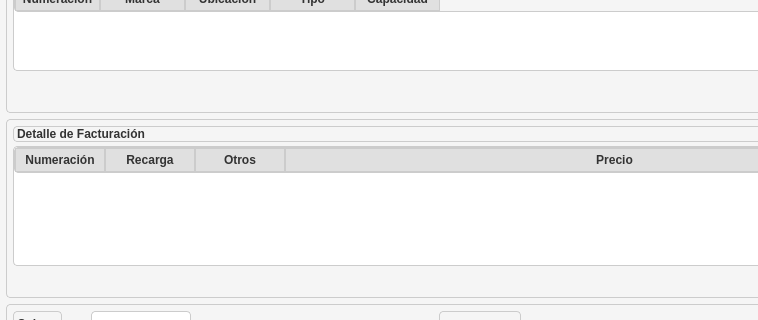
Before: the Qt Designer form resources/ui/caja_tab.ui in Julian2455/beatmat, drawn with Qt 5; both pictures show x 0 to 758 and y 155 to 475 of the 959 by 572 pixel window.
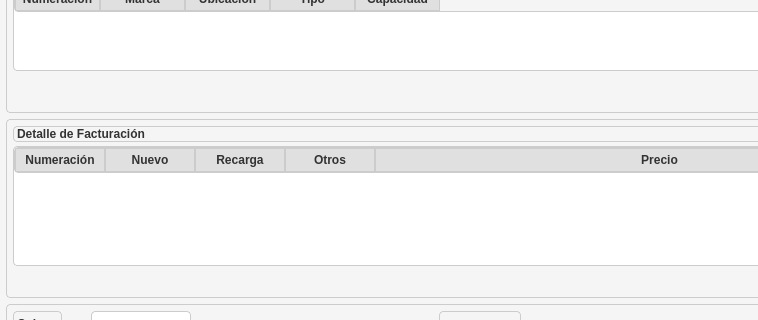
After: the same form once the commit is applied. Icons and pictures are not drawn.

Diff of the .ui file:
```diff
--- a/resources/ui/caja_tab.ui
+++ b/resources/ui/caja_tab.ui
@@ -465,6 +465,11 @@
           <string>Numeración</string>
          </property>
         </column>
+        <column>
+         <property name="text">
+          <string>Nuevo</string>
+         </property>
+        </column>
         <column>
          <property name="text">
           <string>Recarga</string>
```
